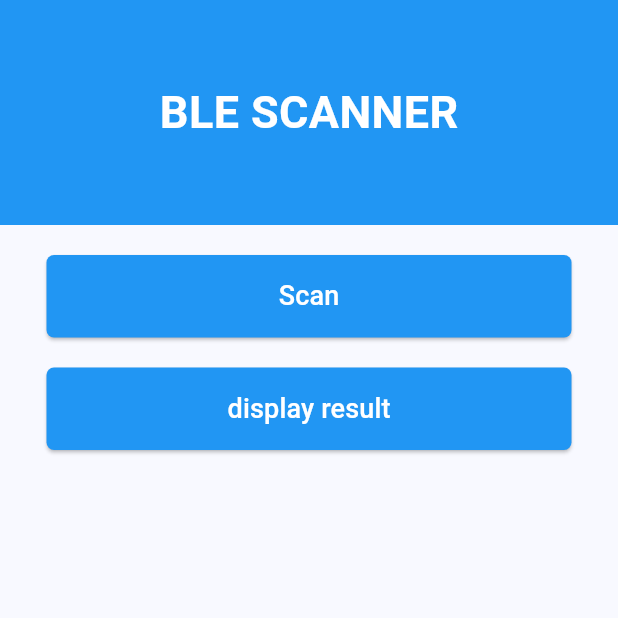
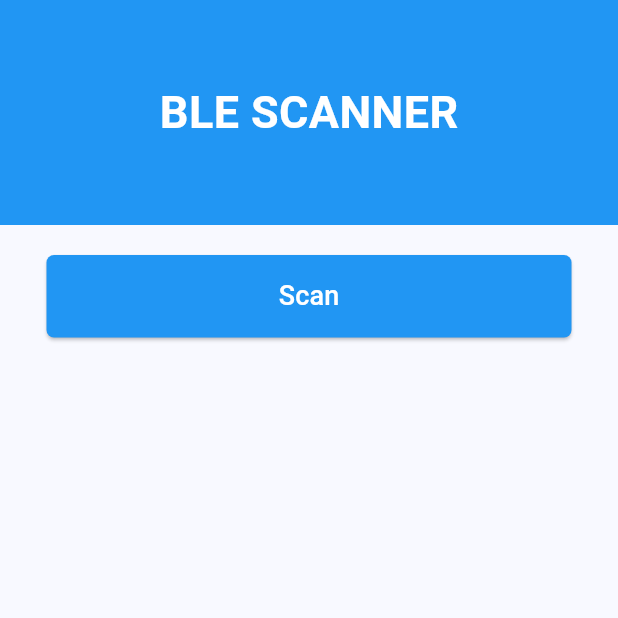
Before and after one commit to MaysaraCS/BLE-Scanner-, a Flutter app: the screen it shows after launch, after a tap on "Scan", on a phone screen of 412 x 824 dp, the top half of it. Run offline on Flutter 3.47's test engine with Material 3 defaults, Android fonts, the phone set to English and light mode, and no system bars; our stand-ins replace flutter_blue_plus, get, permission_handler.

Commit message:
scanning result work ok

```diff
--- a/lib/MyHomePage.dart
+++ b/lib/MyHomePage.dart
@@ -40,7 +40,7 @@ class _MyHomePageState extends State<MyHomePage> {
                 ),
                 const SizedBox(height: 20),
                 Center(
-                  child: ElevatedButton(onPressed: ()=>controller.scanDevicesTwo(),
+                  child: ElevatedButton(onPressed: ()=>controller.scanDevices(),
                       style:ElevatedButton.styleFrom(
                           foregroundColor: Colors.white,
                           backgroundColor: Colors.blue,
@@ -52,23 +52,6 @@ class _MyHomePageState extends State<MyHomePage> {
                       child: const Text("Scan",
                         style: TextStyle(fontSize:18 ),
                       )),
-
-                ),
-                const SizedBox(height: 20),
-                Center(
-                  child: ElevatedButton(onPressed: ()=>controller.DisplayResult(),
-                      style:ElevatedButton.styleFrom(
-                          foregroundColor: Colors.white,
-                          backgroundColor: Colors.blue,
-                          minimumSize: const Size(350, 55),
-                          shape: const RoundedRectangleBorder(
-                            borderRadius: BorderRadius.all(Radius.circular(5)),
-                          )
-                      ),
-                      child: const Text("display result",
-                        style: TextStyle(fontSize:18 ),
-                      )),
-
                 ),
                 const SizedBox(height: 20),
                 StreamBuilder<List<ScanResult>>(
@@ -84,9 +67,7 @@ class _MyHomePageState extends State<MyHomePage> {
                               return Card(
                                 elevation: 2,
                                 child: ListTile(
-                                  //title: Text(data.device.name),
-                                  title: Text(data.device.platformName.toString()),
-                                  // subtitle: Text(data.device.id.id),
+                                  title: Text(data.device.platformName),
                                   subtitle: Text(data.device.remoteId.toString()),
                                   trailing: Text(data.rssi.toString()),
                                 ),
--- a/lib/ble_controller.dart
+++ b/lib/ble_controller.dart
@@ -3,32 +3,14 @@ import 'package:flutter_blue_plus/flutter_blue_plus.dart';
 import 'package:permission_handler/permission_handler.dart';
 
 class BleController extends GetxController{
-
   final List<ScanResult> _scanResults = [];
   final Map<String, bool> _connectionStatus = {};
   var _observedScanResults = <ScanResult>[].obs;
 
-  // Future scanDevices() async{
-  //   if(await Permission.bluetoothScan.request().isGranted){
-  //       FlutterBluePlus.startScan(timeout: const Duration(seconds: 60));
-  //       Future.delayed(const Duration(seconds: 60), () {
-  //         FlutterBluePlus.scanResults.listen((results) {
-  //           print(results);
-  //           _observedScanResults.assignAll(results);
-  //         });
-  //         FlutterBluePlus.stopScan();
-  //       });
-  //       // print("hello world");
-  //       //FlutterBluePlus.stopScan();
-  //     }
-  //
-  //     // Future.delayed(const Duration(seconds: 60), () {
-  //     //   FlutterBluePlus.stopScan();
-  //     // });
-  //   }
-  Future scanDevicesTwo() async{
-    if(await Permission.bluetoothScan.request().isGranted){
+  FlutterBluePlus  ble = FlutterBluePlus();
 
+  Future scanDevices() async{
+    if(await Permission.bluetoothScan.request().isGranted) {
       await FlutterBluePlus.startScan(timeout: const Duration(seconds: 20),continuousUpdates: true);
 
       await Future.delayed(const Duration(seconds: 20), () {
@@ -40,20 +22,7 @@ class BleController extends GetxController{
         });
         FlutterBluePlus.stopScan();
       });
-      // print("hello world");
-      //FlutterBluePlus.stopScan();
     }
-
-    // Future.delayed(const Duration(seconds: 60), () {
-    //   FlutterBluePlus.stopScan();
-    // });
-  }
-  Future DisplayResult() async{
-    FlutterBluePlus.onScanResults.listen((results) {
-      print(results);
-      _observedScanResults.assignAll(results);
-    });
   }
   Stream<List<ScanResult>> get onScanResults => FlutterBluePlus.onScanResults;
-
 }
```
